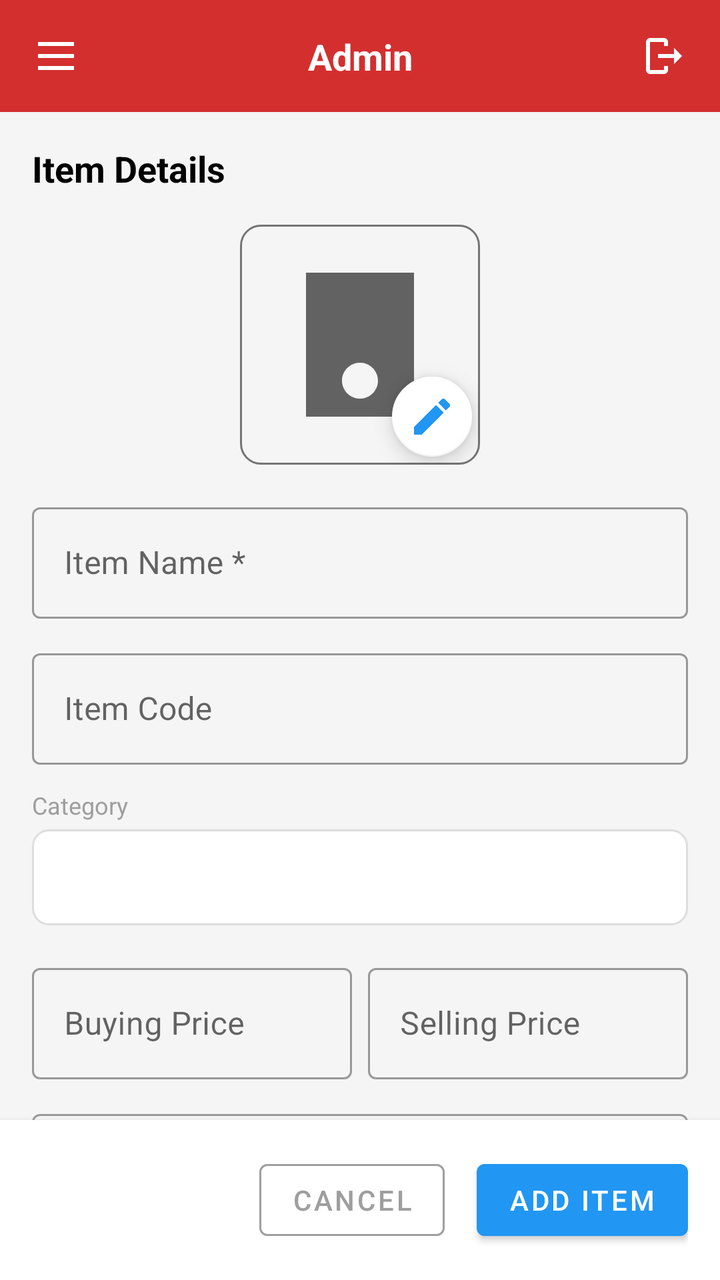
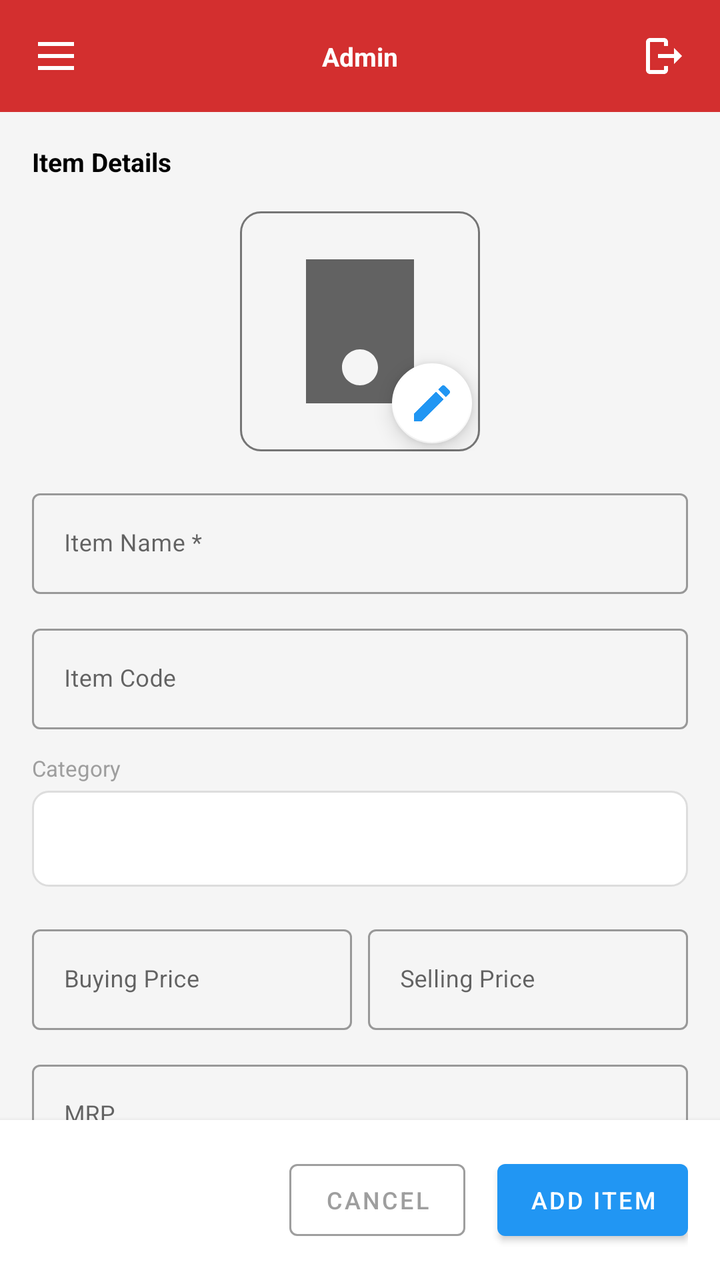

Screens rendered from an Android XML layout before and after an edit, with the pre-edit source and the edit as a unified diff.
<!-- AndroidManifest.xml: application theme Theme.SVDAgency -->
<!-- res/layout/admin_item_add.xml -->
<?xml version="1.0" encoding="utf-8"?>
<androidx.drawerlayout.widget.DrawerLayout
    xmlns:android="http://schemas.android.com/apk/res/android"
    xmlns:app="http://schemas.android.com/apk/res-auto"
    android:id="@+id/drawerLayout"
    android:layout_width="match_parent"
    android:layout_height="match_parent"
    android:background="@color/window_background">

    
    <LinearLayout
        android:layout_width="match_parent"
        android:layout_height="match_parent"
        android:orientation="vertical">

        
        <include
            layout="@layout/admin_toolbar"
            android:layout_width="match_parent"
            android:layout_height="wrap_content"/>

        
        <androidx.core.widget.NestedScrollView
            android:layout_width="match_parent"
            android:layout_height="0dp"
            android:layout_weight="1"
            android:fillViewport="true">

            <LinearLayout
                android:layout_width="match_parent"
                android:layout_height="wrap_content"
                android:orientation="vertical"
                android:padding="16dp">

                <TextView
                    android:layout_width="wrap_content"
                    android:layout_height="wrap_content"
                    android:text="Item Details"
                    android:textSize="18sp"
                    android:textStyle="bold"
                    android:textColor="@color/black"
                    android:layout_marginBottom="16dp"/>

                
                <FrameLayout
                    android:layout_width="120dp"
                    android:layout_height="120dp"
                    android:layout_gravity="center_horizontal"
                    android:layout_marginBottom="16dp">

                    <ImageView
                        android:id="@+id/imgItemPreview"
                        android:layout_width="match_parent"
                        android:layout_height="match_parent"
                        android:src="@drawable/ic_milk_placeholder"
                        android:scaleType="centerCrop"
                        android:background="@drawable/bg_icon_btn_gray"/>

                    <com.google.android.material.floatingactionbutton.FloatingActionButton
                        android:id="@+id/btnSelectImage"
                        android:layout_width="wrap_content"
                        android:layout_height="wrap_content"
                        android:layout_gravity="bottom|end"
                        app:fabSize="mini"
                        app:srcCompat="@drawable/ic_edit"
                        app:backgroundTint="@color/white"
                        app:tint="@color/icon_blue"/>
                    
                    <ImageView
                        android:id="@+id/btnRemoveImage"
                        android:layout_width="24dp"
                        android:layout_height="24dp"
                        android:layout_gravity="top|end"
                        android:src="@drawable/ic_add"
                        android:rotation="45"
                        app:tint="@color/red600"
                        android:visibility="gone"/>
                </FrameLayout>

                
                <com.google.android.material.textfield.TextInputLayout
                    android:layout_width="match_parent"
                    android:layout_height="wrap_content"
                    android:hint="Item Name *"
                    android:layout_marginBottom="12dp"
                    style="@style/Widget.MaterialComponents.TextInputLayout.OutlinedBox">

                    <com.google.android.material.textfield.TextInputEditText
                        android:id="@+id/etItemName"
                        android:layout_width="match_parent"
                        android:layout_height="wrap_content"
                        android:inputType="textCapWords"/>
                </com.google.android.material.textfield.TextInputLayout>

                <com.google.android.material.textfield.TextInputLayout
                    android:layout_width="match_parent"
                    android:layout_height="wrap_content"
                    android:hint="Item Code"
                    android:layout_marginBottom="12dp"
                    style="@style/Widget.MaterialComponents.TextInputLayout.OutlinedBox">

                    <com.google.android.material.textfield.TextInputEditText
                        android:id="@+id/etItemCode"
                        android:layout_width="match_parent"
                        android:layout_height="wrap_content"
                        android:inputType="textCapCharacters"/>
                </com.google.android.material.textfield.TextInputLayout>

                
                <TextView
                    android:layout_width="wrap_content"
                    android:layout_height="wrap_content"
                    android:text="Category"
                    android:textSize="12sp"
                    android:textColor="@color/gray500"
                    android:layout_marginBottom="4dp"/>

                <Spinner
                    android:id="@+id/spinnerCategory"
                    android:layout_width="match_parent"
                    android:layout_height="48dp"
                    android:background="@drawable/bg_edittext"
                    android:layout_marginBottom="16dp"/>

                
                <LinearLayout
                    android:layout_width="match_parent"
                    android:layout_height="wrap_content"
                    android:orientation="horizontal"
                    android:baselineAligned="false">

                    <com.google.android.material.textfield.TextInputLayout
                        android:layout_width="0dp"
                        android:layout_height="wrap_content"
                        android:layout_weight="1"
                        android:hint="Buying Price"
                        android:layout_marginEnd="8dp"
                        style="@style/Widget.MaterialComponents.TextInputLayout.OutlinedBox">

                        <com.google.android.material.textfield.TextInputEditText
                            android:id="@+id/etBuyingPrice"
                            android:layout_width="match_parent"
                            android:layout_height="wrap_content"
                            android:inputType="numberDecimal"/>
                    </com.google.android.material.textfield.TextInputLayout>

                    <com.google.android.material.textfield.TextInputLayout
                        android:layout_width="0dp"
                        android:layout_height="wrap_content"
                        android:layout_weight="1"
                        android:hint="Selling Price"
                        style="@style/Widget.MaterialComponents.TextInputLayout.OutlinedBox">

                        <com.google.android.material.textfield.TextInputEditText
                            android:id="@+id/etSellingPrice"
                            android:layout_width="match_parent"
                            android:layout_height="wrap_content"
                            android:inputType="numberDecimal"/>
                    </com.google.android.material.textfield.TextInputLayout>
                </LinearLayout>

                <com.google.android.material.textfield.TextInputLayout
                    android:layout_width="match_parent"
                    android:layout_height="wrap_content"
                    android:hint="MRP"
                    android:layout_marginTop="12dp"
                    android:layout_marginBottom="12dp"
                    style="@style/Widget.MaterialComponents.TextInputLayout.OutlinedBox">

                    <com.google.android.material.textfield.TextInputEditText
                        android:id="@+id/etMrp"
                        android:layout_width="match_parent"
                        android:layout_height="wrap_content"
                        android:inputType="numberDecimal"/>
                </com.google.android.material.textfield.TextInputLayout>

                
                <LinearLayout
                    android:layout_width="match_parent"
                    android:layout_height="wrap_content"
                    android:orientation="horizontal"
                    android:baselineAligned="false">

                    <com.google.android.material.textfield.TextInputLayout
                        android:layout_width="0dp"
                        android:layout_height="wrap_content"
                        android:layout_weight="1"
                        android:hint="Stock Qty"
                        android:layout_marginEnd="8dp"
                        style="@style/Widget.MaterialComponents.TextInputLayout.OutlinedBox">

                        <com.google.android.material.textfield.TextInputEditText
                            android:id="@+id/etStock"
                            android:layout_width="match_parent"
                            android:layout_height="wrap_content"
                            android:inputType="numberDecimal"/>
                    </com.google.android.material.textfield.TextInputLayout>

                    <com.google.android.material.textfield.TextInputLayout
                        android:layout_width="0dp"
                        android:layout_height="wrap_content"
                        android:layout_weight="1"
                        android:hint="Pcs Count"
                        style="@style/Widget.MaterialComponents.TextInputLayout.OutlinedBox">

                        <com.google.android.material.textfield.TextInputEditText
                            android:id="@+id/etPcs"
                            android:layout_width="match_parent"
                            android:layout_height="wrap_content"
                            android:text="1"
                            android:inputType="number"/>
                    </com.google.android.material.textfield.TextInputLayout>
                </LinearLayout>

            </LinearLayout>
        </androidx.core.widget.NestedScrollView>

        <ProgressBar
            android:id="@+id/progressBar"
            android:layout_width="wrap_content"
            android:layout_height="wrap_content"
            android:layout_gravity="center"
            android:visibility="gone"/>

        
        <LinearLayout
            android:layout_width="match_parent"
            android:layout_height="wrap_content"
            android:orientation="horizontal"
            android:padding="16dp"
            android:background="@color/surface_background"
            android:elevation="4dp"
            android:gravity="end">

            <com.google.android.material.button.MaterialButton
                android:id="@+id/btnCancel"
                style="@style/Widget.MaterialComponents.Button.OutlinedButton"
                android:layout_width="wrap_content"
                android:layout_height="wrap_content"
                android:text="Cancel"
                android:textColor="@color/gray500"
                app:strokeColor="@color/gray500"
                android:layout_marginEnd="16dp"/>

            <com.google.android.material.button.MaterialButton
                android:id="@+id/btnAddItem"
                android:layout_width="wrap_content"
                android:layout_height="wrap_content"
                android:text="Add Item"
                app:backgroundTint="@color/icon_blue"/>

        </LinearLayout>

    </LinearLayout>

    
    <com.google.android.material.navigation.NavigationView
        android:id="@+id/navigationView"
        android:layout_width="wrap_content"
        android:layout_height="match_parent"
        android:layout_gravity="start"
        app:headerLayout="@layout/admin_nav_header"
        app:menu="@menu/menu_admin_drawer"/>

</androidx.drawerlayout.widget.DrawerLayout>
<!-- res/layout/admin_toolbar.xml (included above) -->
<?xml version="1.0" encoding="utf-8"?>
<com.google.android.material.appbar.AppBarLayout
    xmlns:android="http://schemas.android.com/apk/res/android"
    xmlns:app="http://schemas.android.com/apk/res-auto"
    android:layout_width="match_parent"
    android:layout_height="wrap_content"
    android:background="@color/brand_red"
    app:elevation="0dp">

    <com.google.android.material.appbar.MaterialToolbar
        android:id="@+id/adminToolbar"
        android:layout_width="match_parent"
        android:layout_height="wrap_content"
        android:minHeight="?attr/actionBarSize"
        android:background="@color/brand_red"
        app:contentInsetStart="0dp"
        app:contentInsetLeft="0dp"
        app:contentInsetEnd="0dp"
        app:contentInsetRight="0dp">

        <androidx.constraintlayout.widget.ConstraintLayout
            android:layout_width="match_parent"
            android:layout_height="?attr/actionBarSize">

            <ImageButton
                android:id="@+id/btnMenu"
                android:layout_width="40dp"
                android:layout_height="40dp"
                android:background="?attr/selectableItemBackgroundBorderless"
                android:src="@drawable/ic_menu"
                app:tint="@color/white"
                app:layout_constraintStart_toStartOf="parent"
                app:layout_constraintTop_toTopOf="parent"
                app:layout_constraintBottom_toBottomOf="parent"
                android:layout_marginStart="8dp"/>

            <TextView
                android:id="@+id/tvToolbarTitle"
                android:layout_width="wrap_content"
                android:layout_height="wrap_content"
                android:text="Admin"
                android:textColor="@color/white"
                android:textSize="18sp"
                android:textStyle="bold"
                app:layout_constraintStart_toStartOf="parent"
                app:layout_constraintEnd_toEndOf="parent"
                app:layout_constraintTop_toTopOf="parent"
                app:layout_constraintBottom_toBottomOf="parent"/>

            <ImageButton
                android:id="@+id/btnLogout"
                android:layout_width="40dp"
                android:layout_height="40dp"
                android:background="?attr/selectableItemBackgroundBorderless"
                android:src="@drawable/ic_logout"
                app:tint="@color/white"
                app:layout_constraintEnd_toEndOf="parent"
                app:layout_constraintTop_toTopOf="parent"
                app:layout_constraintBottom_toBottomOf="parent"
                android:layout_marginEnd="8dp"/>

        </androidx.constraintlayout.widget.ConstraintLayout>

    </com.google.android.material.appbar.MaterialToolbar>
</com.google.android.material.appbar.AppBarLayout>
<!-- res/layout/admin_nav_header.xml (included above) -->
<?xml version="1.0" encoding="utf-8"?>
<LinearLayout xmlns:android="http://schemas.android.com/apk/res/android"
    android:layout_width="match_parent"
    android:layout_height="140dp"
    android:orientation="horizontal"
    android:gravity="center_vertical"
    android:padding="16dp"
    android:background="@color/white">

    <ImageView
        android:id="@+id/imgLogo"
        android:layout_width="60dp"
        android:layout_height="60dp"
        android:src="@drawable/logo"
        android:contentDescription="logo" />

    <TextView
        android:id="@+id/txtAppName"
        android:layout_width="0dp"
        android:layout_height="wrap_content"
        android:layout_marginStart="12dp"
        android:layout_weight="1"
        android:text="Sri Vijaya Durga Milk Agency"
        android:textSize="16sp"
        android:textStyle="bold"
        android:textColor="@android:color/black" />

    <ImageView
        android:id="@+id/btnCloseDrawer"
        android:layout_width="28dp"
        android:layout_height="28dp"
        android:src="@drawable/ic_close"
        android:padding="4dp" />
</LinearLayout>
<!-- resources referenced by this layout -->
<resources>
  <color name="black">#FF000000</color>
  <color name="brand_red">#D32F2F</color>
  <color name="gray500">#9E9E9E</color>
  <color name="icon_blue">#2196F3</color>
  <color name="red600">#E53935</color>
  <color name="surface_background">#FFFFFF</color>
  <color name="white">#FFFFFFFF</color>
  <color name="window_background">#F5F5F5</color>
  <!-- drawable bg_edittext (drawable) -->
  <?xml version="1.0" encoding="utf-8"?>
  <shape xmlns:android="http://schemas.android.com/apk/res/android"
      android:shape="rectangle">
  
      <solid android:color="@color/editTextBackground"/>
  
      <stroke
          android:width="1dp"
          android:color="@color/editTextStroke"/>
  
      <corners android:radius="8dp"/>
  </shape>
  <!-- drawable bg_icon_btn_gray (drawable) -->
  <?xml version="1.0" encoding="utf-8"?>
  <shape xmlns:android="http://schemas.android.com/apk/res/android"
      android:shape="rectangle">
  
      <solid android:color="@android:color/transparent"/>
  
      <stroke
          android:width="1dp"
          android:color="#757575"/>
  
      <corners android:radius="10dp"/>
  
      <padding
          android:left="6dp"
          android:top="6dp"
          android:right="6dp"
          android:bottom="6dp"/>
  </shape>
  <!-- drawable ic_add (drawable) -->
  <vector xmlns:android="http://schemas.android.com/apk/res/android"
      android:width="24dp"
      android:height="24dp"
      android:viewportWidth="24"
      android:viewportHeight="24">
      <path
          android:fillColor="#FF000000"
          android:pathData="M19,13h-6v6h-2v-6H5v-2h6V5h2v6h6v2z"/>
  </vector>
  <!-- drawable ic_close (drawable) -->
  <vector xmlns:android="http://schemas.android.com/apk/res/android" android:height="24dp" android:tint="#000000" android:viewportHeight="24" android:viewportWidth="24" android:width="24dp">
        
      <path android:fillColor="@android:color/white" android:pathData="M19,6.41L17.59,5 12,10.59 6.41,5 5,6.41 10.59,12 5,17.59 6.41,19 12,13.41 17.59,19 19,17.59 13.41,12z"/>
      
  </vector>
  <!-- drawable ic_edit (drawable) -->
  <vector xmlns:android="http://schemas.android.com/apk/res/android"
      android:width="24dp"
      android:height="24dp"
      android:viewportWidth="24"
      android:viewportHeight="24"
      android:tint="#000000">
      <path
          android:fillColor="@android:color/white"
          android:pathData="M3,17.25V21h3.75L17.81,9.94l-3.75,-3.75L3,17.25zM20.71,7.04c0.39,-0.39 0.39,-1.02 0,-1.41l-2.34,-2.34c-0.39,-0.39 -1.02,-0.39 -1.41,0l-1.83,1.83 3.75,3.75 1.83,-1.83z"/>
  </vector>
  <!-- drawable ic_menu (drawable) -->
  <vector xmlns:android="http://schemas.android.com/apk/res/android" android:height="24dp" android:tint="#000000" android:viewportHeight="960" android:viewportWidth="960" android:width="24dp">
        
      <path android:fillColor="@android:color/white" android:pathData="M120,280L120,200L840,200L840,280L120,280ZM120,760L120,680L840,680L840,760L120,760ZM120,520L120,440L840,440L840,520L120,520Z"/>
      
  </vector>
  <!-- drawable ic_milk_placeholder (drawable) -->
  <vector xmlns:android="http://schemas.android.com/apk/res/android"
      android:width="24dp"
      android:height="24dp"
      android:viewportWidth="24"
      android:viewportHeight="24"
      android:tint="?attr/colorControlNormal">
    <path
        android:fillColor="@android:color/white"
        android:pathData="M18,4H6v16h12V4z M12,18c-1.1,0 -2,-0.9 -2,-2s0.9,-2 2,-2 2,0.9 2,2S13.1,18 12,18z"/>
  </vector>
  <color name="editTextBackground">#FFFFFF</color>
  <color name="editTextStroke">#DDDDDD</color>
  <color name="colorAccent">#FF5252</color>
  <!-- unchanged entries left out for length: 3 -->
</resources>

<!-- the commit's change to res/layout/admin_item_add.xml (unified diff, before → after) -->
@@ -36,7 +36,7 @@
                     android:layout_width="wrap_content"
                     android:layout_height="wrap_content"
                     android:text="Item Details"
-                    android:textSize="18sp"
+                    android:textSize="13sp"
                     android:textStyle="bold"
                     android:textColor="@color/black"
                     android:layout_marginBottom="16dp"/>
@@ -83,12 +83,14 @@
                     android:layout_height="wrap_content"
                     android:hint="Item Name *"
                     android:layout_marginBottom="12dp"
+                    app:hintTextAppearance="@style/TextSize11"
                     style="@style/Widget.MaterialComponents.TextInputLayout.OutlinedBox">
 
                     <com.google.android.material.textfield.TextInputEditText
                         android:id="@+id/etItemName"
                         android:layout_width="match_parent"
                         android:layout_height="wrap_content"
+                        android:textSize="12sp"
                         android:inputType="textCapWords"/>
                 </com.google.android.material.textfield.TextInputLayout>
 
@@ -103,6 +105,7 @@
                         android:id="@+id/etItemCode"
                         android:layout_width="match_parent"
                         android:layout_height="wrap_content"
+                        android:textSize="12sp"
                         android:inputType="textCapCharacters"/>
                 </com.google.android.material.textfield.TextInputLayout>
 
@@ -111,7 +114,7 @@
                     android:layout_width="wrap_content"
                     android:layout_height="wrap_content"
                     android:text="Category"
-                    android:textSize="12sp"
+                    android:textSize="11sp"
                     android:textColor="@color/gray500"
                     android:layout_marginBottom="4dp"/>
 
@@ -141,6 +144,7 @@
                             android:id="@+id/etBuyingPrice"
                             android:layout_width="match_parent"
                             android:layout_height="wrap_content"
+                            android:textSize="12sp"
                             android:inputType="numberDecimal"/>
                     </com.google.android.material.textfield.TextInputLayout>
 
@@ -155,6 +159,7 @@
                             android:id="@+id/etSellingPrice"
                             android:layout_width="match_parent"
                             android:layout_height="wrap_content"
+                            android:textSize="12sp"
                             android:inputType="numberDecimal"/>
                     </com.google.android.material.textfield.TextInputLayout>
                 </LinearLayout>
@@ -171,6 +176,7 @@
                         android:id="@+id/etMrp"
                         android:layout_width="match_parent"
                         android:layout_height="wrap_content"
+                        android:textSize="12sp"
                         android:inputType="numberDecimal"/>
                 </com.google.android.material.textfield.TextInputLayout>
 
@@ -193,6 +199,7 @@
                             android:id="@+id/etStock"
                             android:layout_width="match_parent"
                             android:layout_height="wrap_content"
+                            android:textSize="12sp"
                             android:inputType="numberDecimal"/>
                     </com.google.android.material.textfield.TextInputLayout>
 
@@ -207,6 +214,7 @@
                             android:id="@+id/etPcs"
                             android:layout_width="match_parent"
                             android:layout_height="wrap_content"
+                            android:textSize="12sp"
                             android:text="1"
                             android:inputType="number"/>
                     </com.google.android.material.textfield.TextInputLayout>
@@ -238,6 +246,7 @@
                 android:layout_width="wrap_content"
                 android:layout_height="wrap_content"
                 android:text="Cancel"
+                android:textSize="12sp"
                 android:textColor="@color/gray500"
                 app:strokeColor="@color/gray500"
                 android:layout_marginEnd="16dp"/>
@@ -247,6 +256,7 @@
                 android:layout_width="wrap_content"
                 android:layout_height="wrap_content"
                 android:text="Add Item"
+                android:textSize="12sp"
                 app:backgroundTint="@color/icon_blue"/>
 
         </LinearLayout>
@@ -306,7 +316,7 @@
                 android:layout_height="wrap_content"
                 android:text="Admin"
                 android:textColor="@color/white"
-                android:textSize="18sp"
+                android:textSize="13sp"
                 android:textStyle="bold"
                 app:layout_constraintStart_toStartOf="parent"
                 app:layout_constraintEnd_toEndOf="parent"
@@ -353,7 +363,7 @@
         android:layout_marginStart="12dp"
         android:layout_weight="1"
         android:text="Sri Vijaya Durga Milk Agency"
-        android:textSize="16sp"
+        android:textSize="13sp"
         android:textStyle="bold"
         android:textColor="@android:color/black" />
 
<!-- resource entries referenced after the edit -->
@@ -84,6 +84,9 @@
         android:fillColor="@android:color/white"
         android:pathData="M18,4H6v16h12V4z M12,18c-1.1,0 -2,-0.9 -2,-2s0.9,-2 2,-2 2,0.9 2,2S13.1,18 12,18z"/>
   </vector>
+  <style name="TextSize11">
+          <item name="android:textSize">11sp</item>
+      </style>
   <color name="editTextBackground">#FFFFFF</color>
   <color name="editTextStroke">#DDDDDD</color>
   <color name="colorAccent">#FF5252</color>
